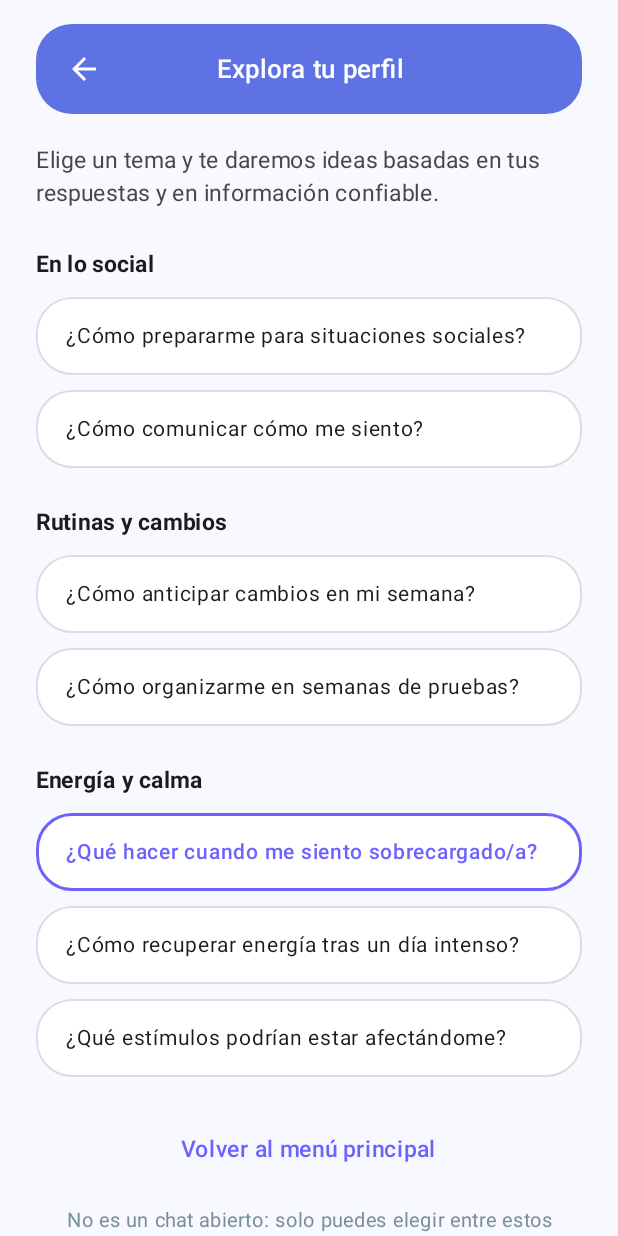
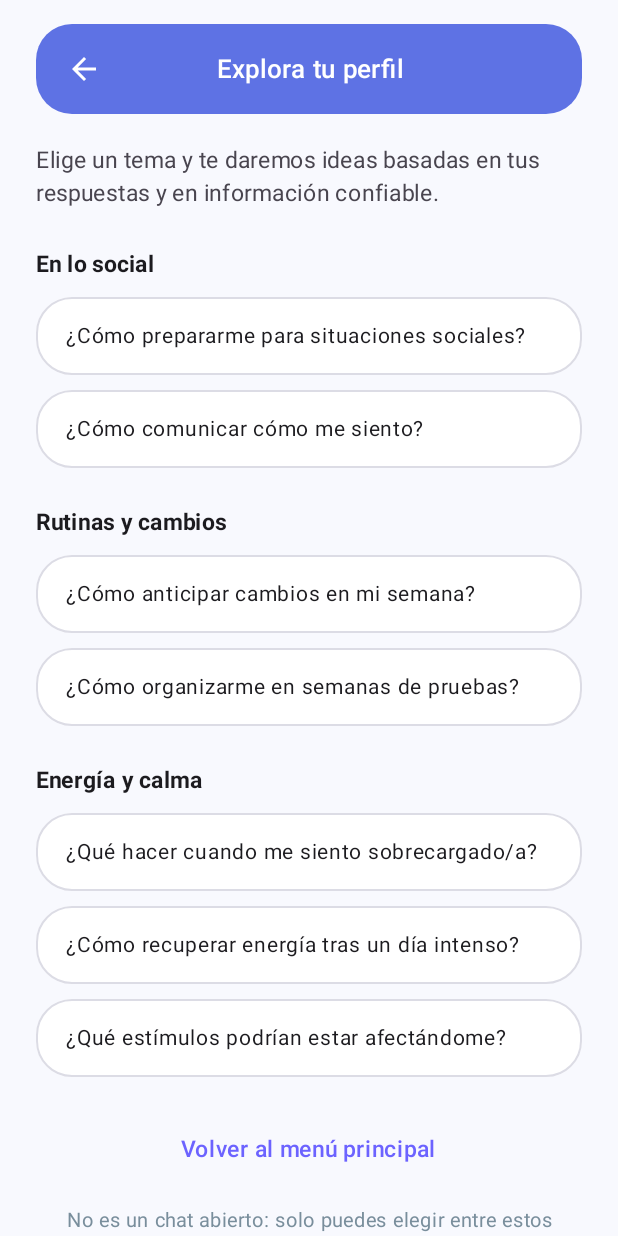
Before and after one commit to pvejar-ops/HabiTAR-Grupo5, an Android app built with Jetpack Compose: the PreguntasSugeridasScreen screen opened through its navigation route, on a phone screen of 412 x 824 dp. Run offline under Robolectric (Android 15) with nearby library versions, the phone set to English and light mode, and no system bars; 3 statements that could not run were skipped.

Commit message:
feat(mobile): respuestas orientativas RAG dinamicas segun perfil psicometrico y menu reorganizado

```diff
--- a/app/src/main/java/com/example/habitar/core/navegacion/NavGraph.kt
+++ b/app/src/main/java/com/example/habitar/core/navegacion/NavGraph.kt
@@ -439,8 +439,12 @@ fun AppNavGraph(
                 rawPregunta
             }
 
+            // Perfil psicométrico real calculado para este usuario
+            val perfil = autoconocimientoViewModel.perfilResultado ?: autoconocimientoViewModel.calcularPerfilReal()
+
             RespuestaOrientativaScreen(
                 textoPregunta = textoPregunta,
+                perfil = perfil,
                 onVolverClick = { navController.popBackStack() },
                 onIrAMeditacionClick = { navController.navigate(Screen.Meditacion.route) },
                 onVerOtrosTemasClick = { navController.popBackStack() }
--- a/app/src/main/java/com/example/habitar/features/autoconocimiento/PreguntasSugeridasScreen.kt
+++ b/app/src/main/java/com/example/habitar/features/autoconocimiento/PreguntasSugeridasScreen.kt
@@ -142,9 +142,10 @@ fun PreguntasSugeridasScreen(
             )
             Spacer(modifier = Modifier.height(10.dp))
 
+            // Ahora sin destacado, uniforme con las demás
             ChipPregunta(
                 texto = "¿Qué hacer cuando me siento sobrecargado/a?",
-                destacado = true,
+                destacado = false,
                 onClick = { onSeleccionarPregunta("energia_1", "¿Qué hacer cuando me siento sobrecargado/a?") }
             )
             Spacer(modifier = Modifier.height(10.dp))
--- a/app/src/main/java/com/example/habitar/features/menu/MenuScreen.kt
+++ b/app/src/main/java/com/example/habitar/features/menu/MenuScreen.kt
@@ -32,14 +32,96 @@ fun MenuScreen(
             .fillMaxSize()
             .statusBarsPadding()
             .verticalScroll(rememberScrollState())
-            .padding(top = 24.dp, start = 20.dp, end = 20.dp, bottom = 24.dp),
+            .padding(top = 24.dp, start = 20.dp, end = 20.dp, bottom = 28.dp),
         horizontalAlignment = Alignment.CenterHorizontally
     ) {
-        // --- TARJETA PRINCIPAL DESTACADA: AUTOCONOCIMIENTO (S01) ---
+        // --- 1. TÍTULO TIPO CÁPSULA: MÓDULOS DE AUTORREGULACIÓN ---
+        Text(
+            text = "Módulos de autorregulación",
+            color = Color.White,
+            fontWeight = FontWeight.Bold,
+            fontSize = 18.sp,
+            modifier = Modifier
+                .fillMaxWidth(0.9f)
+                .background(color = Color(0xFF6750A4), shape = CircleShape)
+                .padding(vertical = 10.dp),
+            textAlign = TextAlign.Center
+        )
+
+        Text(
+            text = "Selecciona el módulo que se adapte a lo que necesitas",
+            style = MaterialTheme.typography.bodyMedium,
+            fontSize = 14.sp,
+            color = Color.Gray,
+            modifier = Modifier
+                .fillMaxWidth()
+                .padding(vertical = 8.dp),
+            textAlign = TextAlign.Center
+        )
+
+        Spacer(modifier = Modifier.height(14.dp))
+
+        // --- 2. BLOQUES DE NAVEGACIÓN ORIGINALES ---
+        AppButton(
+            text = "Emociones",
+            onClick = onNavigateToEmociones,
+            modifier = Modifier
+                .fillMaxWidth()
+                .height(84.dp),
+            shape = RoundedCornerShape(16.dp),
+            colors = ButtonDefaults.buttonColors(
+                containerColor = Color(0xFFD671F5)
+            )
+        )
+
+        Spacer(modifier = Modifier.height(14.dp))
+
+        AppButton(
+            text = "Sensaciones Físicas",
+            onClick = onNavigateToSensaciones,
+            modifier = Modifier
+                .fillMaxWidth()
+                .height(84.dp),
+            shape = RoundedCornerShape(16.dp),
+            colors = ButtonDefaults.buttonColors(
+                containerColor = Color(0xFF9291F3)
+            )
+        )
+
+        Spacer(modifier = Modifier.height(14.dp))
+
+        AppButton(
+            text = "Meditación",
+            onClick = onNavigateToMeditacion,
+            modifier = Modifier
+                .fillMaxWidth()
+                .height(84.dp),
+            shape = RoundedCornerShape(16.dp),
+            colors = ButtonDefaults.buttonColors(
+                containerColor = Color(0xFF5ED9B9)
+            )
+        )
+
+        Spacer(modifier = Modifier.height(14.dp))
+
+        AppButton(
+            text = "Emergencia",
+            onClick = onNavigateToEmergencia,
+            modifier = Modifier
+                .fillMaxWidth()
+                .height(84.dp),
+            shape = RoundedCornerShape(16.dp),
+            colors = ButtonDefaults.buttonColors(
+                containerColor = Color(0xFFFFA085)
+            )
+        )
+
+        Spacer(modifier = Modifier.height(20.dp))
+
+        // --- 3. MÓDULO DE AUTOCONOCIMIENTO (S01 - DEBAJO DE EMERGENCIA) ---
         Card(
             modifier = Modifier
-                .fillMaxWidth()
-                .padding(bottom = 20.dp),
+                .fillMaxWidth(),
             shape = RoundedCornerShape(22.dp),
             colors = CardDefaults.cardColors(containerColor = Color.White),
             border = BorderStroke(2.dp, Color(0xFF5E72E4)), // Borde morado corporativo
@@ -96,86 +178,5 @@ fun MenuScreen(
                 }
             }
         }
-
-        // --- TÍTULO TIPO CÁPSULA: MÓDULOS DE AUTORREGULACIÓN ---
-        Text(
-            text = "Módulos de autorregulación",
-            color = Color.White,
-            fontWeight = FontWeight.Bold,
-            fontSize = 18.sp,
-            modifier = Modifier
-                .fillMaxWidth(0.9f)
-                .background(color = Color(0xFF6750A4), shape = CircleShape)
-                .padding(vertical = 10.dp),
-            textAlign = TextAlign.Center
-        )
-
-        Text(
-            text = "Selecciona el módulo que se adapte a lo que necesitas",
-            style = MaterialTheme.typography.bodyMedium,
-            fontSize = 14.sp,
-            color = Color.Gray,
-            modifier = Modifier
-                .fillMaxWidth()
-                .padding(vertical = 8.dp),
-            textAlign = TextAlign.Center
-        )
-
-        Spacer(modifier = Modifier.height(12.dp))
-
-        // --- BLOQUES DE NAVEGACIÓN ORIGINALES ---
-        AppButton(
-            text = "Emociones",
-            onClick = onNavigateToEmociones,
-            modifier = Modifier
-                .fillMaxWidth()
-                .height(84.dp),
-            shape = RoundedCornerShape(16.dp),
-            colors = ButtonDefaults.buttonColors(
-                containerColor = Color(0xFFD671F5)
-            )
-        )
-
-        Spacer(modifier = Modifier.height(14.dp))
-
-        AppButton(
-            text = "Sensaciones Físicas",
-            onClick = onNavigateToSensaciones,
-            modifier = Modifier
-                .fillMaxWidth()
-                .height(84.dp),
-            shape = RoundedCornerShape(16.dp),
-            colors = ButtonDefaults.buttonColors(
-                containerColor = Color(0xFF9291F3)
-            )
-        )
-
-        Spacer(modifier = Modifier.height(14.dp))
-
-        AppButton(
-            text = "Meditación",
-            onClick = onNavigateToMeditacion,
-            modifier = Modifier
-                .fillMaxWidth()
-                .height(84.dp),
-            shape = RoundedCornerShape(16.dp),
-            colors = ButtonDefaults.buttonColors(
-                containerColor = Color(0xFF5ED9B9)
-            )
-        )
-
-        Spacer(modifier = Modifier.height(14.dp))
-
-        AppButton(
-            text = "Emergencia",
-            onClick = onNavigateToEmergencia,
-            modifier = Modifier
-                .fillMaxWidth()
-                .height(84.dp),
-            shape = RoundedCornerShape(16.dp),
-            colors = ButtonDefaults.buttonColors(
-                containerColor = Color(0xFFFFA085)
-            )
-        )
     }
 }
```
Also changed, not shown: app/src/main/java/com/example/habitar/features/autoconocimiento/RespuestaOrientativaScreen.kt (+179 -88 lines).
